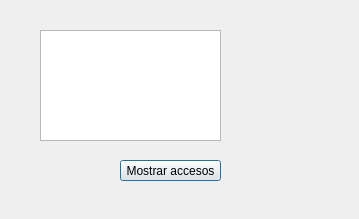
This is administrador.ui in fernandusxd1/Informatica_Avanzada as Qt 5 draws it before an edit. The edited form follows.
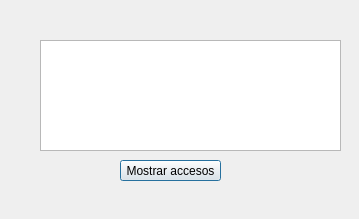
This is the edited form.

The edit to the form file:
```diff
--- a/administrador.ui
+++ b/administrador.ui
@@ -30,8 +30,8 @@
    <property name="geometry">
     <rect>
      <x>40</x>
-     <y>30</y>
-     <width>181</width>
+     <y>40</y>
+     <width>301</width>
      <height>111</height>
     </rect>
    </property>
```
